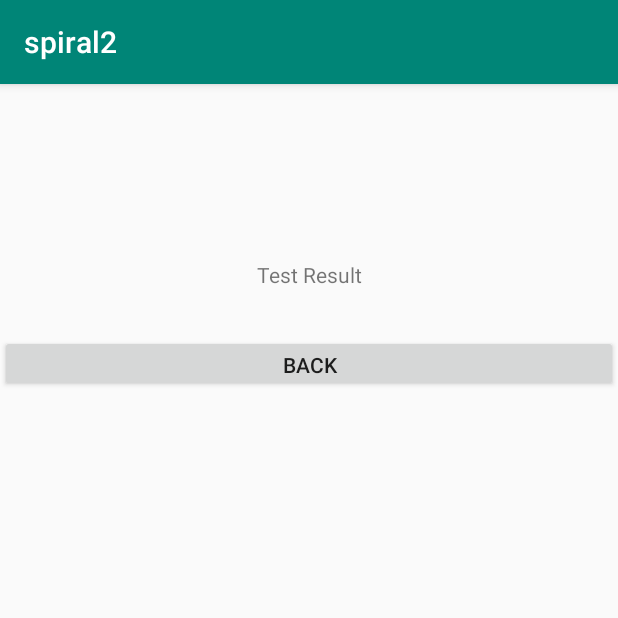
After one commit to ece1778-2020/WhichFace, an Android app: the ResultActivity screen opened directly, with no data from a screen before it, on a phone screen of 412 x 824 dp, the top half of it. The commit adds this screen. Run offline under Robolectric (Android 15) with nearby library versions, the phone set to English and light mode, and no system bars; our stand-ins replace Firebase (no records; nobody signed in at launch, a user with empty details on screens opened directly).

Commit message:
can see the result

```diff
--- a/app/build.gradle
+++ b/app/build.gradle
@@ -26,6 +26,7 @@ dependencies {
     implementation 'androidx.appcompat:appcompat:1.0.0-beta01'
     implementation 'com.android.support:multidex:1.0.3'
     implementation 'androidx.constraintlayout:constraintlayout:1.1.3'
+    implementation "androidx.recyclerview:recyclerview:1.1.0"
     implementation 'com.google.firebase:firebase-auth:19.2.0'
     implementation 'com.google.firebase:firebase-firestore:21.3.1'
     implementation 'com.google.firebase:firebase-analytics:17.2.2'
--- a/app/src/main/AndroidManifest.xml
+++ b/app/src/main/AndroidManifest.xml
@@ -18,6 +18,7 @@
         </activity>
         <activity android:name=".TestActivity"></activity>
         <activity android:name=".TestUnitActivity"></activity>
+        <activity android:name=".ResultActivity"></activity>
 
     </application>
 
--- /dev/null
+++ b/app/src/main/java/com/example/spiral2/ResultActivity.java
@@ -0,0 +1,173 @@
+package com.example.spiral2;
+
+import androidx.recyclerview.widget.RecyclerView;
+import androidx.recyclerview.widget.GridLayoutManager;
+
+import android.content.Intent;
+import android.graphics.BitmapFactory;
+import android.os.Bundle;
+import android.view.View;
+import android.widget.Button;
+import android.widget.ImageView;
+import android.widget.ProgressBar;
+import android.widget.TextView;
+import android.graphics.Bitmap;
+import com.google.firebase.firestore.Query.Direction;
+import androidx.annotation.NonNull;
+import androidx.appcompat.app.AppCompatActivity;
+
+import com.google.firebase.firestore.QuerySnapshot;
+
+import android.util.Log;
+import android.widget.Toast;
+
+import com.google.android.gms.tasks.OnSuccessListener;
+import com.google.android.gms.tasks.Task;
+import com.google.android.gms.tasks.OnCompleteListener;
+import com.google.firebase.auth.FirebaseAuth;
+import com.google.firebase.firestore.DocumentSnapshot;
+import com.google.firebase.firestore.QueryDocumentSnapshot;
+import com.google.firebase.firestore.FirebaseFirestore;
+import com.google.firebase.storage.FirebaseStorage;
+import com.google.firebase.storage.StorageReference;
+import com.google.android.gms.tasks.OnFailureListener;
+import com.google.firebase.storage.UploadTask;
+
+import java.io.ByteArrayOutputStream;
+import java.util.HashMap;
+import java.util.ArrayList;
+import java.util.Arrays;
+
+public class ResultActivity extends AppCompatActivity {
+    private ProgressBar progressBar;
+    private FirebaseAuth mAuth;
+    private FirebaseFirestore mfirestore;
+    private FirebaseStorage storage;
+    private StorageReference sReference;
+    private Button back;
+    private String path;
+    private String text;
+    private int number;
+    private int i;
+    private static final String TAG = "result";
+    private Bitmap graph;
+
+    private ArrayList<Bitmap> rface = new ArrayList<Bitmap>();
+    private ArrayList<Bitmap> mface = new ArrayList<Bitmap>();
+    private ArrayList<String> resultlist = new ArrayList<String>();
+    private ArrayList<String> uidlist = new ArrayList<String>();
+    private ArrayList<String> labellist = new ArrayList<String>();
+
+    private RecyclerView recyclerView;
+    private GridLayoutManager gridLayoutManager;
+
+    @Override
+    protected void onCreate(Bundle savedInstanceState) {
+
+        super.onCreate(savedInstanceState);
+        setContentView(R.layout.activity_result);
+        i=0;
+        path = null;
+        mAuth = FirebaseAuth.getInstance();
+        mfirestore = FirebaseFirestore.getInstance();
+        storage = FirebaseStorage.getInstance();
+        sReference = storage.getReference();
+        initializeView();
+        gridLayoutManager = new GridLayoutManager(getApplicationContext(), 1);
+        recyclerView.setLayoutManager(gridLayoutManager);
+        Intent intent = getIntent();
+        uidlist=intent.getStringArrayListExtra("uidlist");
+        labellist=intent.getStringArrayListExtra("labellist");
+        resultlist=intent.getStringArrayListExtra("resultlist");
+        number=intent.getIntExtra("number",0);
+        for ( int j=0;j<number;j++){
+            path="face/"+uidlist.get(j)+".jpg";
+            Log.d(TAG, path);
+            StorageReference photoRef = sReference.child(path);
+            final long ONE_MEGABYTE = 1024 * 1024;
+            photoRef.getBytes(ONE_MEGABYTE).addOnSuccessListener(new OnSuccessListener<byte[]>() {
+                                                                     @Override
+                                                                     public void onSuccess(byte[] bytes) {
+                                                                         // Data for "images/island.jpg" is returns, use this as needed
+                                                                         graph = BitmapFactory.decodeByteArray(bytes, 0, bytes.length);
+                                                                         mface.add(graph);
+                                                                         Log.d(TAG, "zheli");
+
+                                                                         //View2.setImageBitmap(graph);;
+                                                                     }
+                                                                 }
+            ).addOnFailureListener(new OnFailureListener() {
+                @Override
+                public void onFailure(@NonNull Exception exception) {
+                    // Handle any errors
+                    Log.d(TAG, "zhe ge qing kuang");
+                }
+            });
+
+            path="raw_images/"+uidlist.get(j)+".jpg";
+            Log.d(TAG, path);
+            photoRef = sReference.child(path);
+            photoRef.getBytes(ONE_MEGABYTE).addOnSuccessListener(new OnSuccessListener<byte[]>() {
+                                                                     @Override
+                                                                     public void onSuccess(byte[] bytes) {
+                                                                         // Data for "images/island.jpg" is returns, use this as needed
+                                                                         graph = BitmapFactory.decodeByteArray(bytes, 0, bytes.length);
+                                                                         rface.add(graph);
+                                                                         Log.d(TAG, "zheli:"+Integer.toString(i)+"--"+Integer.toString(number));
+                                                                         i=i+1;
+                                                                         if(i == number){
+
+                                                                             CustomAdapter customAdapter = new CustomAdapter(ResultActivity.this, mface, rface,resultlist,labellist);
+                                                                             recyclerView.setAdapter(customAdapter);
+                                                                         }
+
+                                                                         //View2.setImageBitmap(graph);;
+                                                                     }
+                                                                 }
+            ).addOnFailureListener(new OnFailureListener() {
+                @Override
+                public void onFailure(@NonNull Exception exception) {
+                    // Handle any errors
+                    Log.d(TAG, "zhe ge qing kuang");
+                }
+            });
+        }
+
+
+
+
+
+
+
+
+
+
+
+
+
+        back.setOnClickListener(new View.OnClickListener(){
+            @Override
+            public void onClick(View v){
+                Intent intent = new Intent(ResultActivity.this, MainActivity.class);
+                startActivity(intent);
+            }
+        });
+
+    }
+
+
+
+
+
+
+
+
+    private void initializeView() {
+        back = findViewById(R.id.back);
+
+        progressBar = findViewById(R.id.progressBar);
+        recyclerView = (RecyclerView) findViewById(R.id.recyclerView);
+    }
+
+
+}
--- a/app/src/main/java/com/example/spiral2/TestUnitActivity.java
+++ b/app/src/main/java/com/example/spiral2/TestUnitActivity.java
@@ -136,7 +136,7 @@ public class TestUnitActivity  extends AppCompatActivity {
 
             if(position == number)
             {
-                Intent intent=new Intent(TestUnitActivity.this,MainActivity.class);
+                Intent intent=new Intent(TestUnitActivity.this,ResultActivity.class);
                 intent.putStringArrayListExtra("uidlist",uidlist);
                 intent.putStringArrayListExtra("labellist",labellist);
                 intent.putStringArrayListExtra("resultlist",resultlist);
--- /dev/null
+++ b/app/src/main/res/layout/activity_result.xml
@@ -0,0 +1,51 @@
+<?xml version="1.0" encoding="utf-8"?>
+<LinearLayout xmlns:android="http://schemas.android.com/apk/res/android"
+    xmlns:app="http://schemas.android.com/apk/res-auto"
+    xmlns:tools="http://schemas.android.com/tools"
+    android:layout_width="match_parent"
+    android:layout_height="match_parent"
+    android:gravity="center_vertical"
+    android:orientation="vertical"
+    android:padding="0dp"
+    tools:context=".ResultActivity">
+
+    <TextView
+        android:layout_width="match_parent"
+        android:layout_height="49dp"
+        android:drawableStart="@color/colorAccent"
+        android:drawableLeft="@color/colorAccent"
+        android:drawableTop="@color/colorAccent"
+        android:drawableEnd="@color/colorAccent"
+        android:drawableRight="@color/colorAccent"
+        android:drawableBottom="@color/colorAccent"
+        android:gravity="center_horizontal"
+        android:text="Test Result"
+        app:autoSizeTextType="none" />
+
+
+
+    <Button
+        android:id="@+id/back"
+        android:layout_width="match_parent"
+        android:layout_height="38dp"
+        android:text="Back" />
+
+    <RelativeLayout
+        android:layout_width="match_parent"
+        android:layout_height="444dp"
+        tools:context=".ProfileActivity">
+
+        <androidx.recyclerview.widget.RecyclerView
+            android:id="@+id/recyclerView"
+            android:layout_width="match_parent"
+            android:layout_height="match_parent" />
+    </RelativeLayout>
+
+
+
+    <ProgressBar
+        android:id="@+id/progressBar"
+        android:layout_width="wrap_content"
+        android:layout_height="wrap_content"
+        android:visibility="gone" />
+</LinearLayout>
```
Also changed, not shown: app/src/main/java/com/example/spiral2/CustomAdapter.java (added, +79 -0 lines), app/src/main/res/layout/rowlayout.xml (added, +33 -0 lines).
